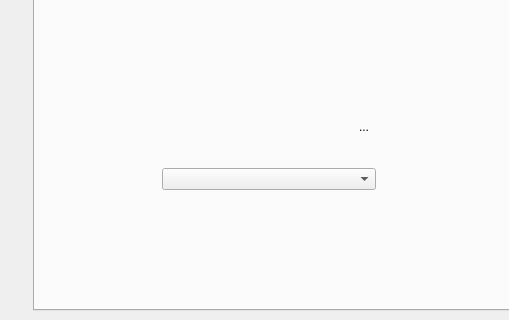
Above: src/mainwindow.ui from vkohaupt/vokoShowClick before the change; both pictures show x 0 to 509 and y 144 to 464 of the 591 by 464 pixel window. Below: the same form after it.
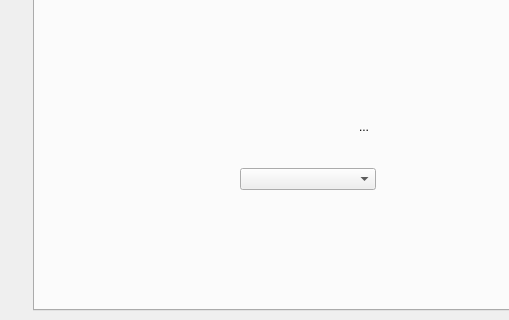
That is the form after the change. The open tabs and pages were chosen to show the change. Icons and pictures are not drawn.

Commit message: Better preview white

```diff
--- a/src/mainwindow.ui
+++ b/src/mainwindow.ui
@@ -692,7 +692,7 @@
             </property>
            </widget>
           </item>
-          <item row="3" column="1" colspan="3">
+          <item row="3" column="2" colspan="2">
            <widget class="QComboBox" name="comboBoxOnlineHelp"/>
           </item>
          </layout>
```
The commit also changes 1 other file.
